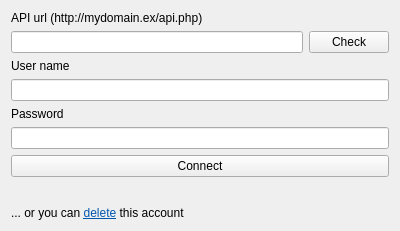
Qt form backends/activecollab/optionswidget.ui (navrocky/OpenTimeTracker) before a commit.
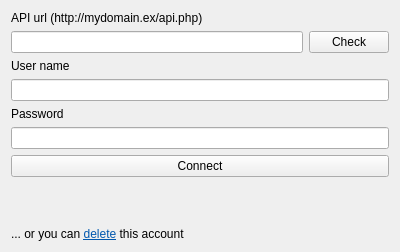
The same form after that commit.

```diff
--- a/backends/activecollab/optionswidget.ui
+++ b/backends/activecollab/optionswidget.ui
@@ -7,7 +7,7 @@
     <x>0</x>
     <y>0</y>
     <width>400</width>
-    <height>231</height>
+    <height>252</height>
    </rect>
   </property>
   <property name="windowTitle">
```
Left out of the diff: 4 changed lines with no effect on the pictures.
